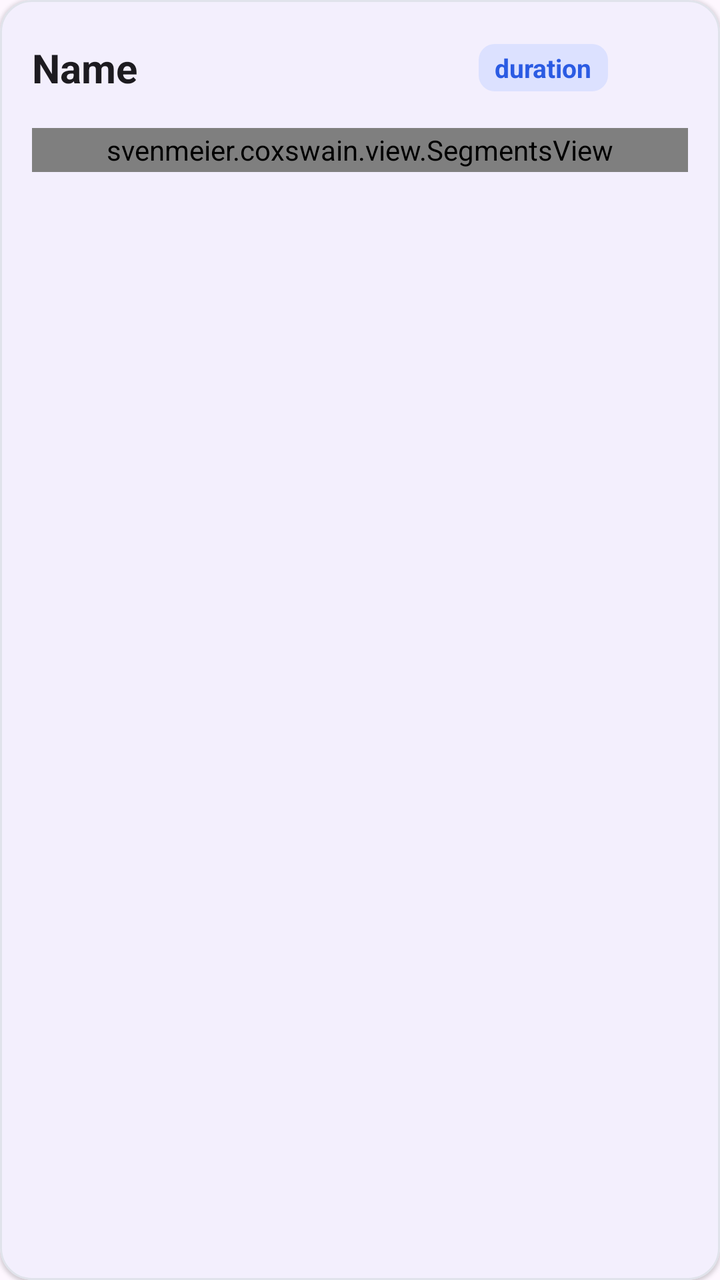
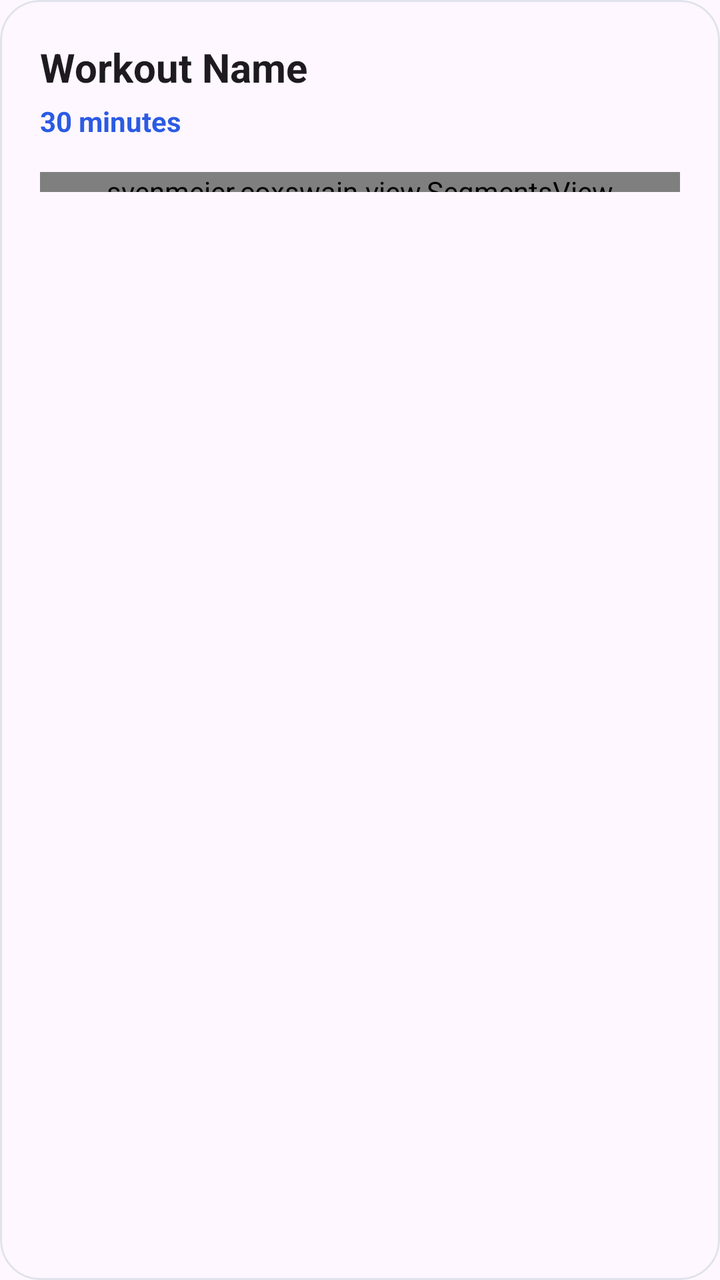

Screens rendered from an Android XML layout before and after an edit, with the pre-edit source and the edit as a unified diff.
<!-- AndroidManifest.xml: application theme LightTheme -->
<!-- res/layout/layout_programs_item.xml -->
<com.google.android.material.card.MaterialCardView
    xmlns:android="http://schemas.android.com/apk/res/android"
    xmlns:app="http://schemas.android.com/apk/res-auto"
    xmlns:coxswain="http://schemas.android.com/apk/res-auto"
    android:id="@+id/programs_item"
    android:layout_width="match_parent"
    android:layout_height="wrap_content"
    android:layout_marginStart="12dp"
    android:layout_marginEnd="12dp"
    android:layout_marginTop="6dp"
    android:layout_marginBottom="6dp"
    app:cardCornerRadius="16dp"
    app:cardElevation="1dp"
    app:strokeWidth="1dp"
    app:strokeColor="@color/card_stroke"
    android:clickable="true"
    android:focusable="true"
    android:foreground="?android:attr/selectableItemBackground"
    >

    <LinearLayout
        android:layout_width="match_parent"
        android:layout_height="wrap_content"
        android:orientation="vertical"
        android:padding="16dp"
        >

        
        <LinearLayout
            android:layout_width="match_parent"
            android:layout_height="wrap_content"
            android:orientation="horizontal"
            android:gravity="center_vertical"
            >

            <TextView
                android:id="@+id/program_name"
                android:layout_width="0dp"
                android:layout_height="wrap_content"
                android:layout_weight="1"
                android:textSize="20sp"
                android:textStyle="bold"
                android:textColor="?android:attr/textColorPrimary"
                android:singleLine="true"
                android:ellipsize="end"
                android:text="Name"
                />

            <TextView
                android:id="@+id/program_duration"
                android:layout_width="wrap_content"
                android:layout_height="wrap_content"
                android:layout_marginStart="8dp"
                android:layout_marginEnd="4dp"
                android:textSize="13sp"
                android:textStyle="bold"
                android:textColor="@color/primary"
                android:paddingStart="8dp"
                android:paddingEnd="8dp"
                android:paddingTop="3dp"
                android:paddingBottom="3dp"
                android:background="@drawable/badge_duration"
                android:text="duration"
                />

            <ImageButton
                android:id="@+id/program_menu"
                style="@style/Widget.Material3.Button.IconButton"
                android:layout_width="36dp"
                android:layout_height="36dp"
                android:src="?attr/icon_more"
                android:contentDescription="@string/action_settings"
                android:background="?android:attr/selectableItemBackgroundBorderless"
                />
        </LinearLayout>

        
        <svenmeier.coxswain.view.SegmentsView
            android:id="@+id/program_segments"
            android:layout_width="match_parent"
            android:layout_height="22dp"
            android:layout_marginTop="12dp"
            coxswain:drawable="@drawable/segment"
            coxswain:orientation="horizontal"
            />

    </LinearLayout>
</com.google.android.material.card.MaterialCardView>
<!-- resources referenced by this layout -->
<resources>
  <color name="card_stroke">#E0E3EB</color>
  <color name="primary">#2B5BE3</color>
  <!-- drawable badge_duration (drawable) -->
  <?xml version="1.0" encoding="utf-8"?>
  <shape xmlns:android="http://schemas.android.com/apk/res/android"
      android:shape="rectangle">
      <corners android:radius="8dp" />
      <solid android:color="@color/primary_container" />
  </shape>
  <!-- drawable segment (drawable) -->
  <?xml version="1.0" encoding="utf-8"?>
  <level-list xmlns:android="http://schemas.android.com/apk/res/android">
      
      <item android:maxLevel="0">
          <shape android:shape="rectangle">
              <corners android:radius="4dp" />
              <solid android:color="#1F757575" />
          </shape>
      </item>
      
      <item android:maxLevel="1">
          <shape android:shape="rectangle">
              <corners android:radius="4dp" />
              <stroke android:color="@color/intensity_rest" android:width="1.5dp" />
              <solid android:color="@color/intensity_rest_bg" />
          </shape>
      </item>
      
      <item android:maxLevel="2">
          <shape android:shape="rectangle">
              <corners android:radius="4dp" />
              <stroke android:color="@color/intensity_easy" android:width="1.5dp" />
              <solid android:color="@color/intensity_easy_bg" />
          </shape>
      </item>
      
      <item android:maxLevel="3">
          <shape android:shape="rectangle">
              <corners android:radius="4dp" />
              <stroke android:color="@color/intensity_medium" android:width="1.5dp" />
              <solid android:color="@color/intensity_medium_bg" />
          </shape>
      </item>
      
      <item android:maxLevel="4">
          <shape android:shape="rectangle">
              <corners android:radius="4dp" />
              <stroke android:color="@color/intensity_hard" android:width="1.5dp" />
              <solid android:color="@color/intensity_hard_bg" />
          </shape>
      </item>
      
      <item android:maxLevel="5">
          <shape android:shape="rectangle">
              <corners android:radius="4dp" />
              <stroke android:color="@color/intensity_peak" android:width="1.5dp" />
              <solid android:color="@color/intensity_peak_bg" />
          </shape>
      </item>
  </level-list>
  <string name="action_settings">Settings</string>
  <style name="LightTheme" parent="Theme.Material3.Light.NoActionBar">
          <item name="colorPrimary">@color/primary</item>
          <item name="colorPrimaryDark">@color/primary_dark</item>
          <item name="colorSecondary">@color/secondary</item>
          <item name="colorAccent">@color/accent</item>
  
          <item name="preferenceTheme">@style/PreferenceThemeOverlay</item>
  
          <item name="icon_more">@drawable/ic_more_vert_black_24dp</item>
          <item name="icon_share">@drawable/ic_share_black_24dp</item>
          <item name="icon_duplicate">@drawable/baseline_filter_none_black_24</item>
      </style>
  <color name="primary_container">#DCE1FF</color>
  <color name="intensity_rest">#6C8CE8</color>
  <color name="intensity_rest_bg">#E8EDFC</color>
  <color name="intensity_easy">#34A853</color>
  <color name="intensity_easy_bg">#E6F4EA</color>
  <color name="intensity_medium">#F2BA00</color>
  <color name="intensity_medium_bg">#FEF7E0</color>
  <color name="intensity_hard">#F57C00</color>
  <color name="intensity_hard_bg">#FFEFE0</color>
  <color name="intensity_peak">#E53935</color>
  <color name="intensity_peak_bg">#FCE8E6</color>
  <color name="primary_dark">#183EA8</color>
  <color name="secondary">#D49B00</color>
  <color name="accent">#D49B00</color>
</resources>

<!-- the commit's change to res/layout/layout_programs_item.xml (unified diff, before → after) -->
@@ -5,12 +5,12 @@
     android:id="@+id/programs_item"
     android:layout_width="match_parent"
     android:layout_height="wrap_content"
-    android:layout_marginStart="12dp"
-    android:layout_marginEnd="12dp"
-    android:layout_marginTop="6dp"
-    android:layout_marginBottom="6dp"
-    app:cardCornerRadius="16dp"
-    app:cardElevation="1dp"
+    android:layout_marginStart="16dp"
+    android:layout_marginEnd="16dp"
+    android:layout_marginTop="8dp"
+    android:layout_marginBottom="8dp"
+    app:cardCornerRadius="20dp"
+    app:cardElevation="0dp"
     app:strokeWidth="1dp"
     app:strokeColor="@color/card_stroke"
     android:clickable="true"
@@ -22,53 +22,54 @@
         android:layout_width="match_parent"
         android:layout_height="wrap_content"
         android:orientation="vertical"
-        android:padding="16dp"
+        android:padding="20dp"
         >
 
-        
         <LinearLayout
             android:layout_width="match_parent"
             android:layout_height="wrap_content"
             android:orientation="horizontal"
-            android:gravity="center_vertical"
+            android:gravity="top"
             >
 
-            <TextView
-                android:id="@+id/program_name"
+            <LinearLayout
                 android:layout_width="0dp"
                 android:layout_height="wrap_content"
                 android:layout_weight="1"
-                android:textSize="20sp"
-                android:textStyle="bold"
-                android:textColor="?android:attr/textColorPrimary"
-                android:singleLine="true"
-                android:ellipsize="end"
-                android:text="Name"
-                />
+                android:orientation="vertical"
+                >
 
-            <TextView
-                android:id="@+id/program_duration"
-                android:layout_width="wrap_content"
-                android:layout_height="wrap_content"
-                android:layout_marginStart="8dp"
-                android:layout_marginEnd="4dp"
-                android:textSize="13sp"
-                android:textStyle="bold"
-                android:textColor="@color/primary"
-                android:paddingStart="8dp"
-                android:paddingEnd="8dp"
-                android:paddingTop="3dp"
-                android:paddingBottom="3dp"
-                android:background="@drawable/badge_duration"
-                android:text="duration"
-                />
+                <TextView
+                    android:id="@+id/program_name"
+                    android:layout_width="wrap_content"
+                    android:layout_height="wrap_content"
+                    android:textSize="20sp"
+                    android:textStyle="bold"
+                    android:textColor="?android:attr/textColorPrimary"
+                    android:singleLine="true"
+                    android:ellipsize="end"
+                    android:text="Workout Name"
+                    />
+
+                <TextView
+                    android:id="@+id/program_duration"
+                    android:layout_width="wrap_content"
+                    android:layout_height="wrap_content"
+                    android:layout_marginTop="4dp"
+                    android:textSize="14sp"
+                    android:textColor="@color/primary"
+                    android:textStyle="bold"
+                    android:text="30 minutes"
+                    />
+            </LinearLayout>
 
             <ImageButton
                 android:id="@+id/program_menu"
                 style="@style/Widget.Material3.Button.IconButton"
-                android:layout_width="36dp"
-                android:layout_height="36dp"
+                android:layout_width="40dp"
+                android:layout_height="40dp"
                 android:src="?attr/icon_more"
+                app:tint="?android:attr/textColorSecondary"
                 android:contentDescription="@string/action_settings"
                 android:background="?android:attr/selectableItemBackgroundBorderless"
                 />
@@ -78,8 +79,8 @@
         <svenmeier.coxswain.view.SegmentsView
             android:id="@+id/program_segments"
             android:layout_width="match_parent"
-            android:layout_height="22dp"
-            android:layout_marginTop="12dp"
+            android:layout_height="10dp"
+            android:layout_marginTop="16dp"
             coxswain:drawable="@drawable/segment"
             coxswain:orientation="horizontal"
             />
<!-- resource entries referenced after the edit -->
@@ -2,13 +2,6 @@
 <resources>
   <color name="card_stroke">#E0E3EB</color>
   <color name="primary">#2B5BE3</color>
-  <!-- drawable badge_duration (drawable) -->
-  <?xml version="1.0" encoding="utf-8"?>
-  <shape xmlns:android="http://schemas.android.com/apk/res/android"
-      android:shape="rectangle">
-      <corners android:radius="8dp" />
-      <solid android:color="@color/primary_container" />
-  </shape>
   <!-- drawable segment (drawable) -->
   <?xml version="1.0" encoding="utf-8"?>
   <level-list xmlns:android="http://schemas.android.com/apk/res/android">
@@ -73,7 +66,6 @@
           <item name="icon_share">@drawable/ic_share_black_24dp</item>
           <item name="icon_duplicate">@drawable/baseline_filter_none_black_24</item>
       </style>
-  <color name="primary_container">#DCE1FF</color>
   <color name="intensity_rest">#6C8CE8</color>
   <color name="intensity_rest_bg">#E8EDFC</color>
   <color name="intensity_easy">#34A853</color>
